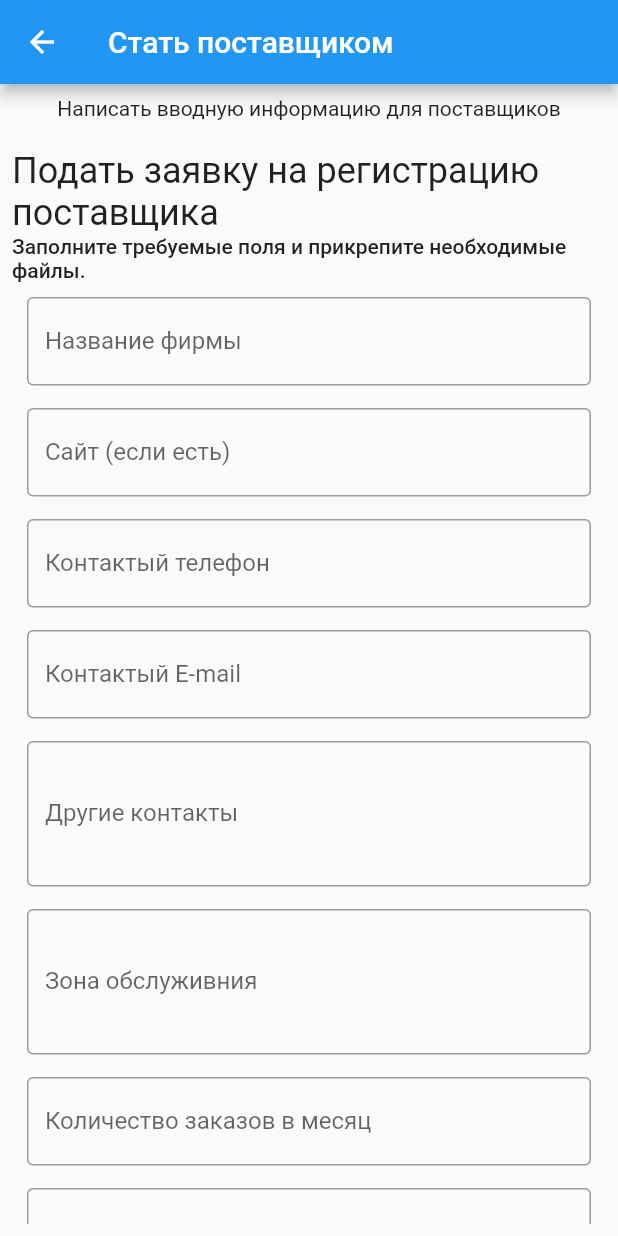
After one commit to Seredyn/water_delivery, a Flutter app: the BecomeSupplierScreen screen opened by its route, on a phone screen of 412 x 824 dp. The commit adds this screen. Run offline on Flutter 3.47's test engine with Material 2 defaults, Android fonts, the phone set to English and light mode, and no system bars; our stand-ins replace bloc, cloud_firestore, date_time_picker, equatable, firebase_auth, firebase_core and 3 more; accounts and stored records are empty.

Commit message:
Возвращаюсь к разработке

```diff
--- a/lib/bloc/auth_cubit.dart
+++ b/lib/bloc/auth_cubit.dart
@@ -64,6 +64,7 @@ class AuthCubit extends Cubit<AuthState> {
         "name": name as String,
         "email": email as String,
         "role": "customer" as String,
+        "registrationDateTime": DateTime.now(),
       });
 
       print("Crete user will done");
@@ -137,6 +138,7 @@ class AuthCubit extends Cubit<AuthState> {
           "email": _userEmail,
           "phoneNumber": _phoneNumber,
           "role": "customer",
+          "registrationDateTime": DateTime.now(),
         });
       }
 
--- a/lib/main.dart
+++ b/lib/main.dart
@@ -7,6 +7,7 @@ import 'package:water_delivery/bloc/auth_cubit.dart';
 import 'package:water_delivery/screens/add_address_screen.dart';
 import 'package:water_delivery/screens/add_product_screen.dart';
 import 'package:water_delivery/screens/admin_screen.dart';
+import 'package:water_delivery/screens/become_supplier_screen.dart';
 import 'package:water_delivery/screens/create_order_screen.dart';
 import 'package:water_delivery/screens/create_user_screen.dart';
 import 'package:water_delivery/screens/driver_screen.dart';
@@ -129,6 +130,7 @@ class MyApp extends StatelessWidget {
           AddProductScreen.id : (context) => AddProductScreen(),
           SelectionAddressDeliveryScreen.id : (context) => SelectionAddressDeliveryScreen(),
           SelectionProductIDScreen.id : (context) => SelectionProductIDScreen(),
+          BecomeSupplierScreen.id : (context) => BecomeSupplierScreen(),
         },
       ),
     );
--- a/lib/screens/admin_screen.dart
+++ b/lib/screens/admin_screen.dart
@@ -46,7 +46,7 @@ class _AdminScreenState extends State<AdminScreen> {
         length: 3,
         child: Scaffold(
           appBar: AppBar(
-            title: const Text("Administrator"),
+            title: const Text("Администратор"),
             actions: [
               IconButton(
                   onPressed: () {
--- /dev/null
+++ b/lib/screens/become_supplier_screen.dart
@@ -0,0 +1,323 @@
+import 'package:flutter/material.dart';
+import 'package:flutter_bloc/flutter_bloc.dart';
+import 'package:water_delivery/bloc/auth_cubit.dart';
+import 'package:water_delivery/screens/sign_in_screen.dart';
+
+class BecomeSupplierScreen extends StatefulWidget {
+  const BecomeSupplierScreen({Key? key}) : super(key: key);
+
+  static const String id = "become_supplier_screen";
+
+  @override
+  State<BecomeSupplierScreen> createState() => _BecomeSupplierScreenState();
+}
+
+class _BecomeSupplierScreenState extends State<BecomeSupplierScreen> {
+  final _formKey = GlobalKey<FormState>();
+
+  String _companyName = "";
+  String _site = "";
+  String _contactPhoneNumber = "";
+  String _contactEmail = "";
+  String _contactOther = "";
+  String _serviceZone = "";
+  String _companySalesQuantity = "";
+  String _otherInfo = "";
+
+  late final FocusNode _siteFocusNode;
+  late final FocusNode _contactPhoneNumberFocusNode;
+  late final FocusNode _contactEmailFocusNode;
+  late final FocusNode _contactOtherFocusNode;
+  late final FocusNode _serviceZoneFocusNode;
+  late final FocusNode _companySalesQuantityFocusNode;
+  late final FocusNode _otherInfoFocusNode;
+
+
+  @override
+  void initState() {
+    super.initState();
+    _siteFocusNode = FocusNode();
+    _contactPhoneNumberFocusNode = FocusNode();
+    _contactEmailFocusNode = FocusNode();
+    _contactOtherFocusNode = FocusNode();
+    _serviceZoneFocusNode = FocusNode();
+    _companySalesQuantityFocusNode = FocusNode();
+    _otherInfoFocusNode = FocusNode();
+  }
+
+  @override
+  void dispose() {
+    _siteFocusNode.dispose();
+    _contactPhoneNumberFocusNode.dispose();
+    _contactEmailFocusNode.dispose();
+    _contactOtherFocusNode.dispose();
+    _serviceZoneFocusNode.dispose();
+    _companySalesQuantityFocusNode.dispose();
+
+    super.dispose();
+  }
+
+  @override
+  Widget build(BuildContext context) {
+    return Scaffold(
+      appBar: AppBar(
+        title: Text("Стать поставщиком"),
+        // actions: [
+        //   IconButton(
+        //       onPressed: () {
+        //         context.read<AuthCubit>().signOut().then((value) =>
+        //             Navigator.of(context)
+        //                 .pushReplacementNamed(SignInScreen.id));
+        //         //если будет ошибка при разлогине, то переход не будет исполняться.
+        //       },
+        //       icon: Icon(Icons.logout)),
+        // ],
+      ),
+      body: SafeArea(
+        child: Padding(
+          padding: const EdgeInsets.all(8.0),
+          child: SingleChildScrollView(
+            child: Center(
+              child: Column(
+                children: [
+                  Text("Написать вводную информацию для поставщиков"),
+                  SizedBox(
+                    height: 20,
+                  ),
+                  Text("Подать заявку на регистрацию поставщика",
+                      style: Theme.of(context).textTheme.headline5),
+                  Text(
+                      "Заполните требуемые поля и прикрепите необходимые файлы.",
+                      style: Theme.of(context).textTheme.bodyText1),
+                  Form(
+                      key: _formKey,
+                      child: Padding(
+                        padding: const EdgeInsets.all(10),
+                        child: Center(
+                          child: Column(
+                            children: [
+                              //_companyName
+                              TextFormField(
+                                onSaved: (value) {
+                                  _companyName = value!.trim();
+                                },
+                                keyboardType: TextInputType.text,
+                                decoration: InputDecoration(
+                                  labelText: "Название фирмы",
+                                  border: OutlineInputBorder(),
+                                ),
+                                textInputAction: TextInputAction.next,
+                                validator: (value) {
+                                  if (value == null || value.isEmpty) {
+                                    return 'Укажите название вашей фирмы';
+                                  }
+                                  return null;
+                                },
+                                onFieldSubmitted: (_) {
+                                  FocusScope.of(context).requestFocus(_siteFocusNode);
+                                },
+                              ),
+                              const SizedBox(
+                                height: 15,
+                              ),
+                              //_site
+                              TextFormField(
+                                focusNode: _siteFocusNode,
+                                onSaved: (value) {
+                                  _site = value == null ? "" : value.trim();
+                                },
+                                keyboardType: TextInputType.url,
+                                decoration: InputDecoration(
+                                  labelText: "Сайт (если есть)",
+                                  border: OutlineInputBorder(),
+                                ),
+                                textInputAction: TextInputAction.next,
+                                // validator: (value) {
+                                //   if (value == null || value.isEmpty) {
+                                //     return 'Укажите название вашей фирмы';
+                                //   }
+                                //   return null;
+                                // },
+                                onFieldSubmitted: (_) {
+                                  FocusScope.of(context).requestFocus(_contactPhoneNumberFocusNode);
+                                },
+                              ),
+                              const SizedBox(
+                                height: 15,
+                              ),
+                              //_contactPhoneNumber
+                              TextFormField(
+                                focusNode: _contactPhoneNumberFocusNode,
+                                onSaved: (value) {
+                                  _contactPhoneNumber = value!.trim();
+                                },
+                                keyboardType: TextInputType.phone,
+                                decoration: InputDecoration(
+                                  labelText: "Контактый телефон",
+                                  border: OutlineInputBorder(),
+                                ),
+                                textInputAction: TextInputAction.next,
+                                validator: (value) {
+                                  if (value == null || value.isEmpty) {
+                                    return 'Укажите телефон для связи';
+                                  }
+                                  if (value.length < 9) {
+                                    return "Слишком мало цифр";
+                                  }
+                                  if (value.length > 13) {
+                                    return "Слишком много цифр";
+                                  }
+                                  return null;
+                                },
+                                onFieldSubmitted: (_) {
+                                  FocusScope.of(context).requestFocus(_contactEmailFocusNode);
+                                },
+                              ),
+                              const SizedBox(
+                                height: 15,
+                              ),
+                              //_contactEmail
+                              TextFormField(
+                                onSaved: (value) {
+                                  _contactEmail = value!.trim();
+                                },
+                                keyboardType: TextInputType.emailAddress,
+                                decoration: InputDecoration(
+                                  labelText: "Контактый E-mail",
+                                  border: OutlineInputBorder(),
+                                ),
+                                textInputAction: TextInputAction.next,
+                                validator: (value) {
+                                  if (value == null || value.isEmpty) {
+                                    return 'Укажите рабочую почту';
+                                  }
+                                  return null;
+                                },
+                                onFieldSubmitted: (_) {
+                                  FocusScope.of(context).requestFocus(_contactOtherFocusNode);
+                                },
+                              ),
+                              const SizedBox(
+                                height: 15,
+                              ),
+                              //_contactOther
+                              TextFormField(
+                                maxLines: 3,
+                                onSaved: (value) {
+                                  _contactOther = value == null ? "" : value.trim();
+                                },
+                                keyboardType: TextInputType.multiline,
+                                decoration: InputDecoration(
+                                  labelText: "Другие контакты",
+                                  border: OutlineInputBorder(),
+                                ),
+                                textInputAction: TextInputAction.next,
+                                // validator: (value) {
+                                //   if (value == null || value.isEmpty) {
+                                //     return 'Укажите примерную зону обслуживания';
+                                //   }
+                                //   return null;
+                                // },
+                                onFieldSubmitted: (_) {
+                                  FocusScope.of(context).requestFocus(_serviceZoneFocusNode);
+                                },
+                              ),
+                              const SizedBox(
+                                height: 15,
+                              ),
+                              //_serviceZone
+                              TextFormField(
+                                maxLines: 3,
+                                focusNode: _serviceZoneFocusNode,
+                                onSaved: (value) {
+                                  _serviceZone = value!.trim();
+                                },
+                                keyboardType: TextInputType.multiline,
+                                decoration: InputDecoration(
+                                  labelText: "Зона обслуживния",
+                                  border: OutlineInputBorder(),
+                                ),
+                                textInputAction: TextInputAction.next,
+                                validator: (value) {
+                                  if (value == null || value.isEmpty) {
+                                    return 'Укажите примерную зону обслуживания';
+                                  }
+                                  return null;
+                                },
+                                onFieldSubmitted: (_) {
+                                  FocusScope.of(context).requestFocus(_companySalesQuantityFocusNode);
+                                },
+                              ),
+                              const SizedBox(
+                                height: 15,
+                              ),
+                              //_companySalesQuantity
+                              TextFormField(
+                                focusNode: _companySalesQuantityFocusNode,
+                                onSaved: (value) {
+                                  _companySalesQuantity = value!.trim();
+                                },
+                                keyboardType: TextInputType.text,
+                                decoration: InputDecoration(
+                                  labelText: "Количество заказов в месяц",
+                                  border: OutlineInputBorder(),
+                                ),
+                                textInputAction: TextInputAction.next,
+                                validator: (value) {
+                                  if (value == null || value.isEmpty) {
+                                    return 'Укажите примерное количество заказов в месяц';
+                                  }
+                                  return null;
+                                },
+                                onFieldSubmitted: (_) {
+                                  FocusScope.of(context).requestFocus(_otherInfoFocusNode);
+                                },
+
+                              ),
+                              const SizedBox(
+                                height: 15,
+                              ),
+                              TextFormField(
+                                maxLines: 3,
+                                focusNode: _otherInfoFocusNode,
+                                onSaved: (value) {
+                                  _otherInfo = value == null ? "" : value.trim();
+                                },
+                                keyboardType: TextInputType.text,
+                                decoration: InputDecoration(
+                                  labelText: "Другая информация",
+                                  border: OutlineInputBorder(),
+                                ),
+                                textInputAction: TextInputAction.done,
+                                validator: (value) {
+                                  if (value == null || value.isEmpty) {
+                                    return 'Укажите примерную зону обслуживания';
+                                  }
+                                  return null;
+                                },
+                                onFieldSubmitted: (_) {
+                                  FocusScope.of(context).requestFocus(_companySalesQuantityFocusNode);
+                                },
+                              ),
+
+
+                            ],
+                          ),
+                        ),
+                      )),
+                  ElevatedButton(
+                    onPressed: () {
+                      Navigator.of(context)
+                          .pushReplacementNamed(BecomeSupplierScreen.id);
+                    },
+                    child: const Text('Подать заявку'),
+                  ),
+                ],
+              ),
+            ),
+          ),
+        ),
+      ),
+    );
+  }
+}
```
Also changed, not shown: lib/models/supplier_model.dart (added, +10 -0 lines), lib/models/user_model.dart (added, +8 -0 lines), lib/screens/sign_up_screen.dart (+12 -3 lines).
